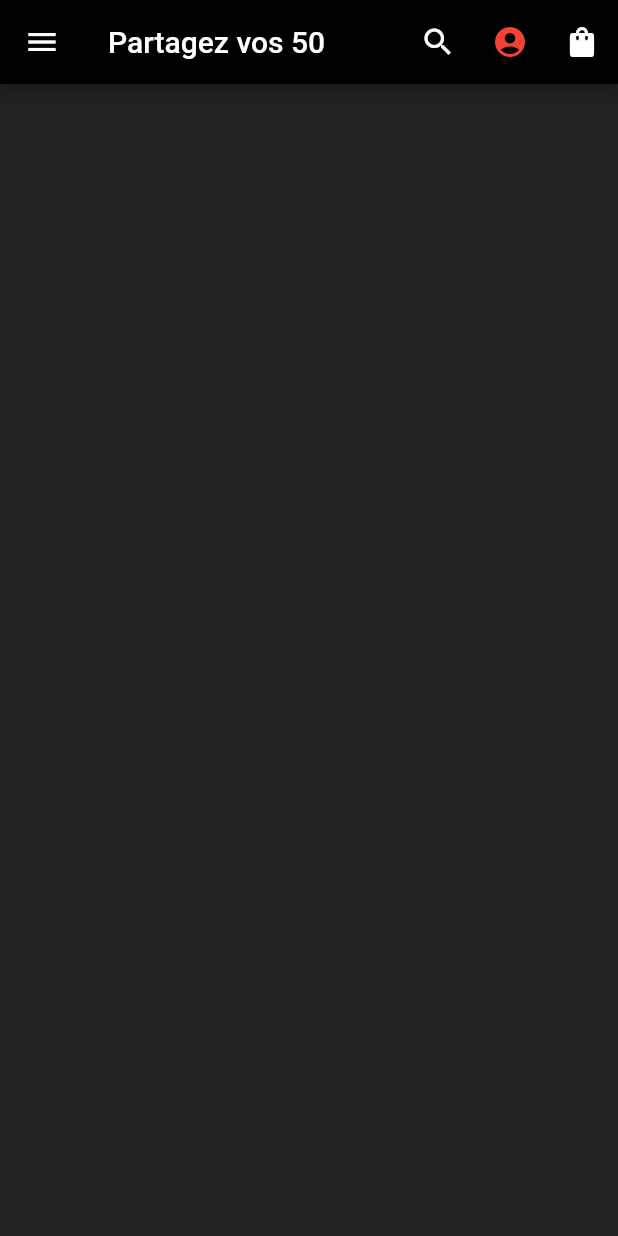
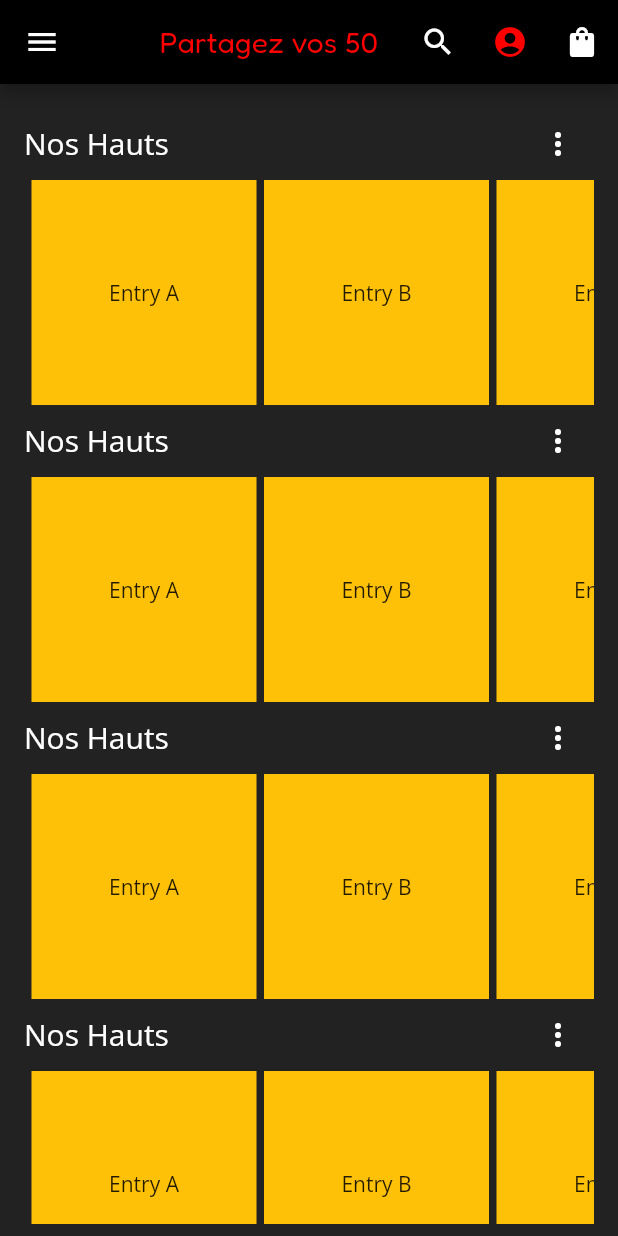
Before and after one commit to Wanako0609/Partagez_vos_50, a Flutter app: the screen it shows after launch, on a phone screen of 412 x 824 dp. Run offline on Flutter 3.47's test engine with Material 2 defaults, Android fonts, the light colour scheme and no system bars.

Commit message:
Grand changement app

```diff
--- a/lib/constants.dart
+++ b/lib/constants.dart
@@ -1,3 +1,19 @@
 import 'package:flutter/material.dart';
 
-const mbackgroundColor = Color.fromARGB(255, 34, 34, 34);
+const mPrimaryColor = Color.fromARGB(255, 255, 0, 0);
+const mBackgroundColor = Color.fromARGB(255, 34, 34, 34);
+const mAppBarBackgroundColor = Color(0xFF000000);
+
+const mTextColor = Color(0xFFFFFFFF);
+const mIconColor = Color(0xFFFFFFFF);
+
+class MyTheme {
+  final theme1 = ThemeData(
+    primaryColor: mPrimaryColor,
+    appBarTheme: const AppBarTheme(
+      backgroundColor: mAppBarBackgroundColor,
+    ),
+    scaffoldBackgroundColor: mBackgroundColor,
+    fontFamily: "body",
+  );
+}
--- /dev/null
+++ b/lib/homeSection/mainColumn.dart
@@ -0,0 +1,25 @@
+import 'package:flutter/material.dart';
+
+import 'topclothe.dart';
+import 'package:partagez_vos_50/constants.dart';
+import 'section.dart';
+
+//page principal
+class MyMainColumn extends StatelessWidget {
+  const MyMainColumn({Key? key}) : super(key: key);
+
+  @override
+  Widget build(BuildContext context) {
+    return Padding(
+      padding: const EdgeInsets.all(8.0),
+      child: Column(
+        children: const [
+          Section(),
+          Section(),
+          Section(),
+          Section(),
+        ],
+      ),
+    );
+  }
+}
--- /dev/null
+++ b/lib/homeSection/section.dart
@@ -0,0 +1,36 @@
+import 'package:flutter/material.dart';
+
+import 'topclothe.dart';
+import 'package:partagez_vos_50/constants.dart';
+
+//une partie de la page principal
+class Section extends StatelessWidget {
+  const Section({Key? key}) : super(key: key);
+
+  @override
+  Widget build(BuildContext context) {
+    return Column(
+      children: [
+        Row(
+          children: [
+            const Text(
+              "Nos Hauts",
+              style: TextStyle(color: mTextColor, fontSize: 20),
+            ),
+            const Spacer(),
+            Padding(
+              padding: const EdgeInsets.all(0.0),
+              child: IconButton(
+                  onPressed: () {},
+                  icon: const Icon(
+                    Icons.more_vert,
+                    color: mIconColor,
+                  )),
+            )
+          ],
+        ),
+        TopClothe(height: 150)
+      ],
+    );
+  }
+}
--- /dev/null
+++ b/lib/homeSection/topclothe.dart
@@ -0,0 +1,45 @@
+import 'package:flutter/material.dart';
+
+//firebase link
+class TopClothe extends StatelessWidget {
+  TopClothe({this.height = 150});
+
+  double height;
+  final List<String> entries = <String>[
+    'A',
+    'B',
+    'C',
+    'A',
+    'B',
+    'C',
+    'A',
+    'B',
+    'C',
+    'A',
+    'B',
+    'C',
+  ];
+  final List<int> colorCodes = <int>[600, 500, 100];
+
+  @override
+  Widget build(BuildContext context) {
+    return SizedBox(
+      height: height,
+      child: ListView.builder(
+        scrollDirection: Axis.horizontal,
+        //padding: const EdgeInsets.all(8),
+        itemCount: entries.length,
+        itemBuilder: (BuildContext context, int index) {
+          return Padding(
+            padding: const EdgeInsets.only(left: 5.0),
+            child: Container(
+              width: 150,
+              color: Colors.amber,
+              child: Center(child: Text('Entry ${entries[index]}')),
+            ),
+          );
+        },
+      ),
+    );
+  }
+}
--- a/lib/main.dart
+++ b/lib/main.dart
@@ -1,6 +1,7 @@
 import 'package:flutter/material.dart';
 
 import 'constants.dart';
+import 'homeSection/mainColumn.dart';
 
 void main() {
   runApp(const MyApp());
@@ -14,12 +15,8 @@ class MyApp extends StatelessWidget {
   Widget build(BuildContext context) {
     return MaterialApp(
       debugShowCheckedModeBanner: false,
-      title: 'Flutter Demo',
-      theme: ThemeData(
-          appBarTheme: const AppBarTheme(
-            backgroundColor: Color(0xFF000000),
-          ),
-          backgroundColor: mbackgroundColor),
+      title: 'Partagez vos 50',
+      theme: MyTheme().theme1,
       home: const MyMainPage(),
     );
   }
@@ -32,21 +29,28 @@ class MyMainPage extends StatelessWidget {
   Widget build(BuildContext context) {
     return Scaffold(
       appBar: myAppBar(),
-      body: Container(color: mbackgroundColor),
+      body: const Padding(
+        padding: EdgeInsets.all(8.0),
+        child: SingleChildScrollView(
+          child: MyMainColumn(),
+        ),
+      ),
     );
   }
 
   AppBar myAppBar() {
     return AppBar(
-      title: const Text("Partagez vos 50"),
-      leading: const Icon(Icons.menu),
+      title: const Text(
+        "Partagez vos 50",
+        style: TextStyle(color: mPrimaryColor, fontFamily: "logo"),
+      ),
+      centerTitle: true,
+      leading: const Icon(Icons.menu, color: mIconColor),
       actions: [
         IconButton(
           onPressed: () {},
           tooltip: "Search",
-          icon: const Icon(
-            Icons.search,
-          ),
+          icon: const Icon(Icons.search, color: mIconColor),
         ),
         IconButton(
           onPressed: () {},
@@ -54,12 +58,12 @@ class MyMainPage extends StatelessWidget {
           icon: const Icon(
             Icons.account_circle,
           ),
-          color: Colors.red,
+          color: mPrimaryColor,
         ),
         IconButton(
           onPressed: () {},
           tooltip: "My Bag",
-          icon: const Icon(Icons.shopping_bag),
+          icon: const Icon(Icons.shopping_bag, color: mIconColor),
         ),
       ],
     );
```
Also changed, not shown: pubspec.yaml (+10 -25 lines), assets/fonts/Fredoka-Regular.ttf (added), assets/fonts/OpenSans-Regular.ttf (added), assets/logo.jpg (added).
